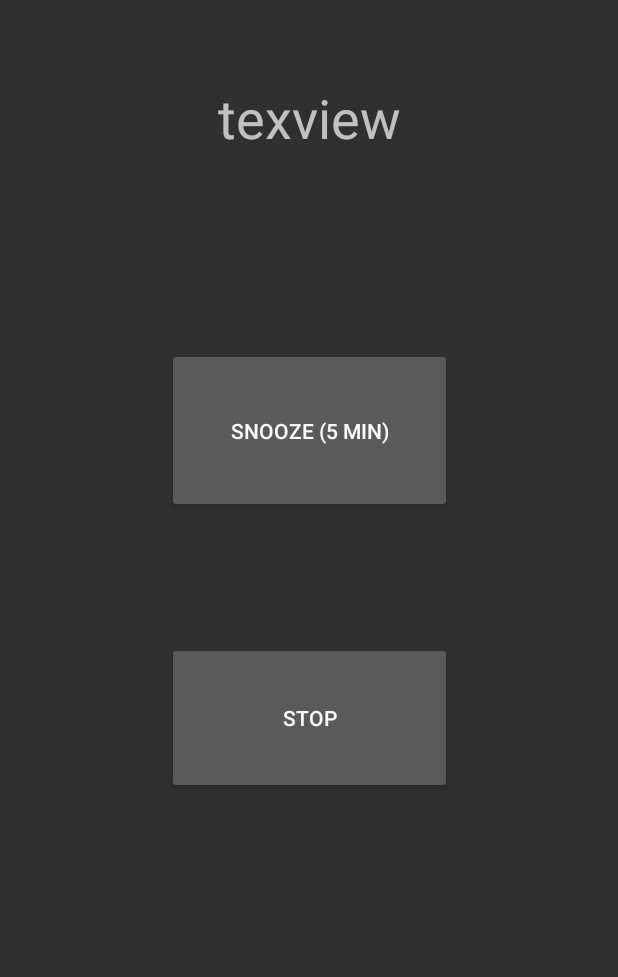
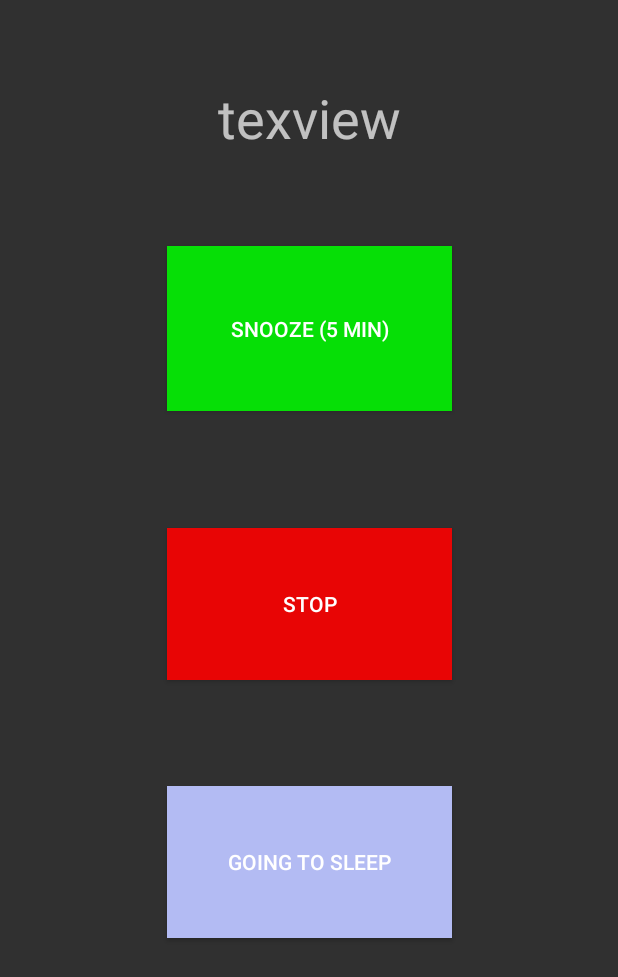
Before and after one commit to gbaranov99/RelaxClockProject, an Android app: the AlarmActivity screen opened directly, with no data from a screen before it, on a phone screen of 412 x 824 dp. Shown: the top 977 px of the screen. Run offline under Robolectric (Android 15) with nearby library versions, the phone set to English and light mode, and no system bars.

Commit message:
pls help

```diff
--- a/RelaxClockAndroid/LED-master/app/src/main/java/com/led_on_off/led/AlarmActivity.java
+++ b/RelaxClockAndroid/LED-master/app/src/main/java/com/led_on_off/led/AlarmActivity.java
@@ -42,6 +42,7 @@ public class AlarmActivity extends ActionBarActivity{
         }
         Button snooze = (Button)findViewById(R.id.snooze);
         Button stop = (Button)findViewById(R.id.stop);
+        Button mySleep =(Button)findViewById(R.id.placing);
         snooze.setOnClickListener(new View.OnClickListener() {
             @Override
             public void onClick(View view) {
@@ -53,6 +54,14 @@ public class AlarmActivity extends ActionBarActivity{
             @Override
             public void onClick(View view) {
                 decision = 1;
+
+                goToMain(decision);
+            }
+        });
+        mySleep.setOnClickListener(new View.OnClickListener() {
+            @Override
+            public void onClick(View view) {
+                decision = 2;
 
                 goToMain(decision);
             }
--- a/RelaxClockAndroid/LED-master/app/src/main/res/layout/alarm_activity.xml
+++ b/RelaxClockAndroid/LED-master/app/src/main/res/layout/alarm_activity.xml
@@ -21,7 +21,8 @@
         android:id="@+id/snooze"
         android:layout_width="190dp"
         android:layout_height="110dp"
-        android:layout_marginTop="232dp"
+        android:layout_marginTop="164dp"
+        android:background="#D900FF00"
         android:text="Snooze (5 min)"
         app:layout_constraintEnd_toEndOf="parent"
         app:layout_constraintHorizontal_bias="0.502"
@@ -32,10 +33,23 @@
         android:id="@+id/stop"
         android:layout_width="190dp"
         android:layout_height="101dp"
-        android:layout_marginTop="428dp"
+        android:layout_marginTop="352dp"
+        android:background="#E80505"
         android:text="STOP"
         app:layout_constraintEnd_toEndOf="parent"
         app:layout_constraintHorizontal_bias="0.502"
         app:layout_constraintStart_toStartOf="parent"
         app:layout_constraintTop_toTopOf="parent" />
+
+    <Button
+        android:id="@+id/placing"
+        android:layout_width="190dp"
+        android:layout_height="101dp"
+        android:layout_marginTop="524dp"
+        android:background="#B3BBF3"
+        android:text="Going to Sleep"
+        app:layout_constraintEnd_toEndOf="parent"
+        app:layout_constraintHorizontal_bias="0.502"
+        app:layout_constraintStart_toStartOf="parent"
+        app:layout_constraintTop_toTopOf="parent" />
 </android.support.constraint.ConstraintLayout>
```
Also changed, not shown: RelaxClockAndroid/LED-master/app/src/main/java/com/led_on_off/led/ledControl.java (+38 -4 lines).
